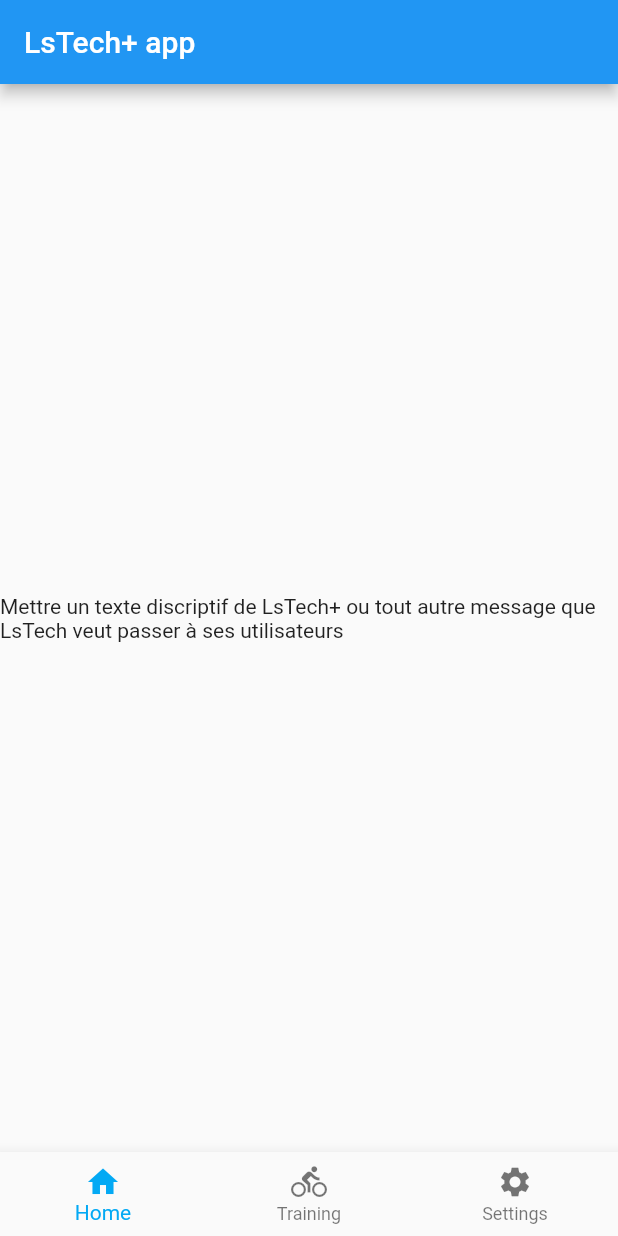
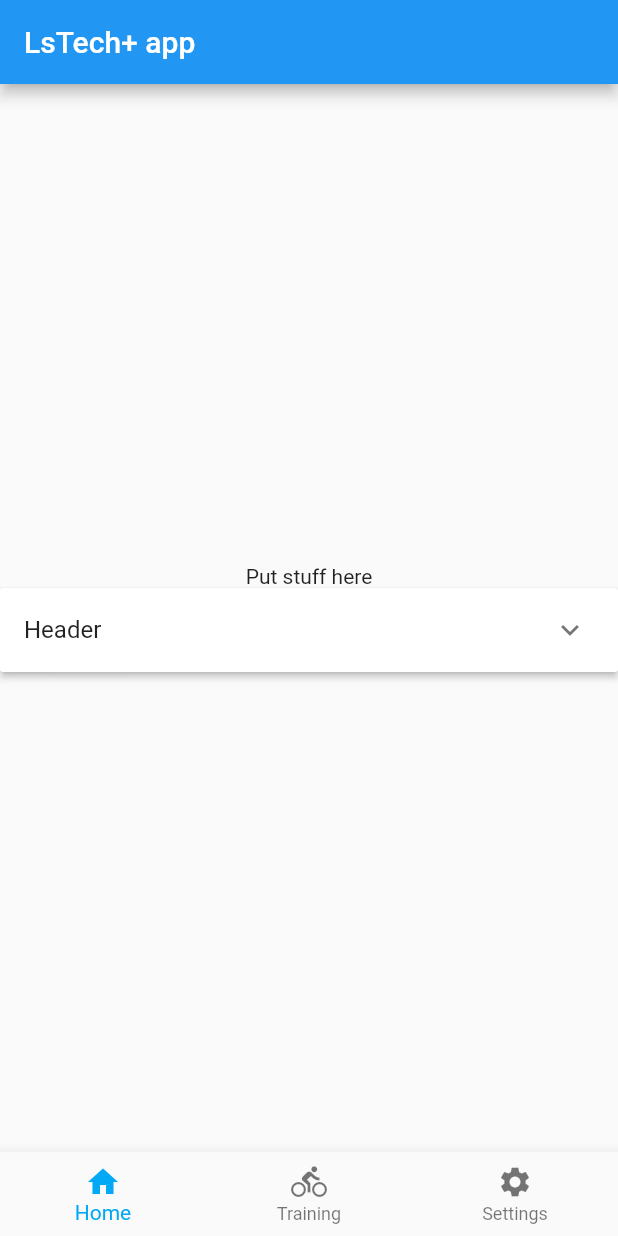
Before and after one commit to lilag-dawg/lstech_app_v2, a Flutter app: the screen it shows after launch, on a phone screen of 412 x 824 dp. Run offline on Flutter 3.47's test engine with Material 2 defaults, Android fonts, the phone set to English and light mode, and no system bars; our stand-ins replace flutter_blue.

Commit message:
added stuff loic wanted following 15 jan. meeting

```diff
--- /dev/null
+++ b/lstech_app/lib/models/item.dart
@@ -0,0 +1,11 @@
+class Item {
+  Item({
+    this.expandedValue,
+    this.headerValue,
+    this.isExpanded = false,
+  });
+
+  String expandedValue;
+  String headerValue;
+  bool isExpanded;
+}
--- /dev/null
+++ b/lstech_app/lib/widgets/expandedViewWidget.dart
@@ -0,0 +1,38 @@
+import 'package:flutter/material.dart';
+import 'package:lstech_app/models/item.dart';
+
+class ExpandedViewWidget extends StatefulWidget {
+  final Item data;
+  ExpandedViewWidget({this.data});
+  @override
+  _ExpandedViewWidgetState createState() => _ExpandedViewWidgetState();
+}
+
+class _ExpandedViewWidgetState extends State<ExpandedViewWidget> {
+  @override
+  Widget build(BuildContext context) {
+    return ListView(
+      shrinkWrap: true,
+      children: [
+        ExpansionPanelList(
+          expansionCallback: (int index, bool isExpanded) {
+            setState(() {
+              widget.data.isExpanded = !isExpanded;
+            });
+          },
+          children: [
+            ExpansionPanel(
+              headerBuilder: (BuildContext context, bool isExpanded) {
+                return ListTile(
+                  title: Text(widget.data.headerValue),
+                );
+              },
+              body: Text(widget.data.expandedValue),
+              isExpanded: widget.data.isExpanded,
+            ),
+          ],
+        )
+      ],
+    );
+  }
+}
--- a/lstech_app/lib/widgets/homeWidget.dart
+++ b/lstech_app/lib/widgets/homeWidget.dart
@@ -1,10 +1,23 @@
 import 'package:flutter/material.dart';
+import 'package:lstech_app/models/item.dart';
+import 'package:lstech_app/widgets/expandedViewWidget.dart';
 
 class HomeWidget extends StatelessWidget {
+  final Item item1 =
+      Item(expandedValue: "this is the body", headerValue: "Header");
+
   @override
   Widget build(BuildContext context) {
-    return Center(
-        child: Text(
-            "Mettre un texte discriptif de LsTech+ ou tout autre message que LsTech veut passer à ses utilisateurs"));
+    return Container(
+      child: Column(
+        mainAxisAlignment: MainAxisAlignment.center,
+        children: [
+          Text("Put stuff here"),
+          ExpandedViewWidget(
+            data: item1,
+          )
+        ],
+      ),
+    );
   }
 }
```
Also changed, not shown: lstech_app/lib/widgets/trainingWidget.dart (+16 -24 lines).
